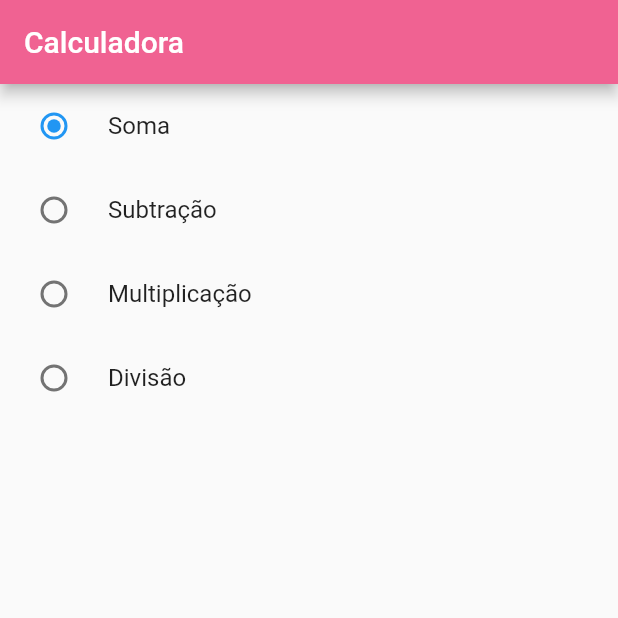
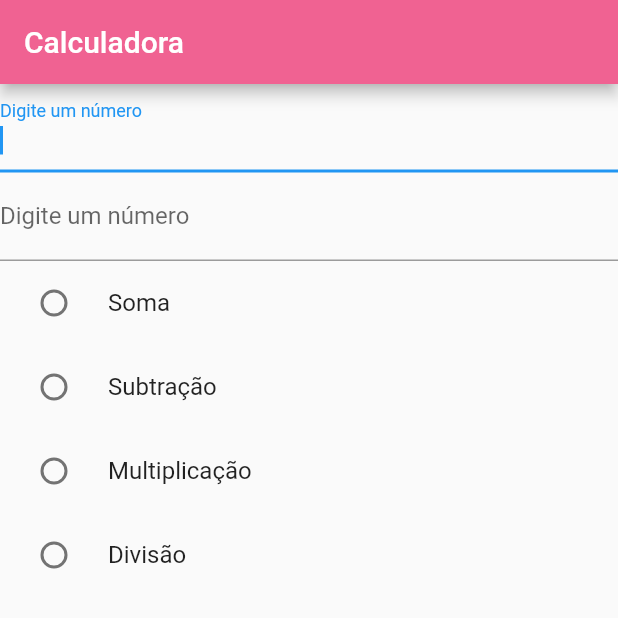
Before and after one commit to annasahu/Prova01, a Flutter app: the screen it shows after launch, after a tap on "Soma", on a phone screen of 412 x 824 dp, the top half of it. Run offline on Flutter 3.47's test engine with Material 2 defaults, Android fonts, the phone set to English and light mode, and no system bars.

Commit message:
input field + operations

```diff
--- a/prova01/lib/main.dart
+++ b/prova01/lib/main.dart
@@ -1,7 +1,8 @@
 import 'package:flutter/material.dart';
+import 'package:flutter/services.dart';
 
 void main() {
-  runApp(MaterialApp(
+  runApp(const MaterialApp(
     home: Tela(),
   ));
 }
@@ -14,65 +15,108 @@ class Tela extends StatefulWidget {
 }
 
 class _TelaState extends State<Tela> {
+  final TextEditingController _controllerNum1 = TextEditingController();
+  final TextEditingController _controllerNum2 = TextEditingController();
+
   String option = " ";
-  var num1 = 0.0;
-  var num2 = 0.0;
+  double sum = 0.0;
+  double sub = 0.0;
+  double mul = 0.0;
+  double div = 0.0;
 
   @override
   Widget build(BuildContext context) {
     return Scaffold(
       appBar: AppBar(
-        title: Text("Calculadora"),
+        title: const Text("Calculadora"),
         backgroundColor: Colors.pink.shade300,
       ),
-      body: Container(
-        child: Column(
+      body: Column(
         children: <Widget>[
+          // ENTRADAS DE DADOS
+          TextField(
+            controller: _controllerNum1,
+            autofocus: true,
+            decoration: const InputDecoration(
+              labelText: "Digite um número",
+              border: UnderlineInputBorder(),
+            ),
+            keyboardType: TextInputType.number,
+            inputFormatters: <TextInputFormatter>[
+              FilteringTextInputFormatter.digitsOnly
+            ],
+          ),
+
+          TextField(
+            controller: _controllerNum2,
+            autofocus: true,
+            decoration: const InputDecoration(
+              labelText: "Digite um número",
+              border: UnderlineInputBorder(),
+            ),
+            keyboardType: TextInputType.number,
+            inputFormatters: <TextInputFormatter>[
+              FilteringTextInputFormatter.digitsOnly
+            ],
+          ),
+
+          // RADIO BUTTONS
           RadioListTile(
-              title: Text("Soma"),
+            title: const Text("Soma"),
             value: "soma",
             groupValue: option,
             onChanged: (String? value) {
               setState(() {
                 option = value!;
+                sum = double.parse(_controllerNum1.text) +
+                    double.parse(_controllerNum2.text);
+                print(sum);
               });
             },
           ),
-
           RadioListTile(
-              title: Text("Subtração"),
+            title: const Text("Subtração"),
             value: "subtracao",
             groupValue: option,
             onChanged: (String? value) {
               setState(() {
                 option = value!;
+                sub = double.parse(_controllerNum1.text) -
+                    double.parse(_controllerNum2.text);
+                print(sub);
               });
             },
           ),
-
           RadioListTile(
-              title: Text("Multiplicação"),
+            title: const Text("Multiplicação"),
             value: "multiplicacao",
             groupValue: option,
             onChanged: (String? value) {
               setState(() {
                 option = value!;
+                mul = double.parse(_controllerNum1.text) *
+                    double.parse(_controllerNum2.text);
+                print(mul);
               });
             },
           ),
-
           RadioListTile(
-              title: Text("Divisão"),
+            title: const Text("Divisão"),
             value: "divisao",
             groupValue: option,
             onChanged: (String? value) {
               setState(() {
                 option = value!;
+                div = double.parse(_controllerNum1.text) /
+                    double.parse(_controllerNum2.text);
+                print(div);
               });
             },
           ),
+
+          //OUTPUT
+
         ],
-        ),
       ),
     );
   }
```
Lines whose indentation alone changed are shown as unchanged.
